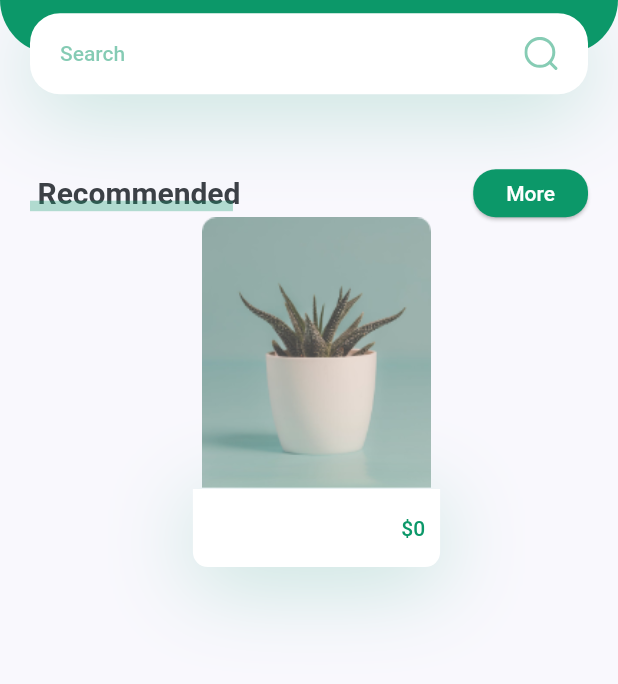
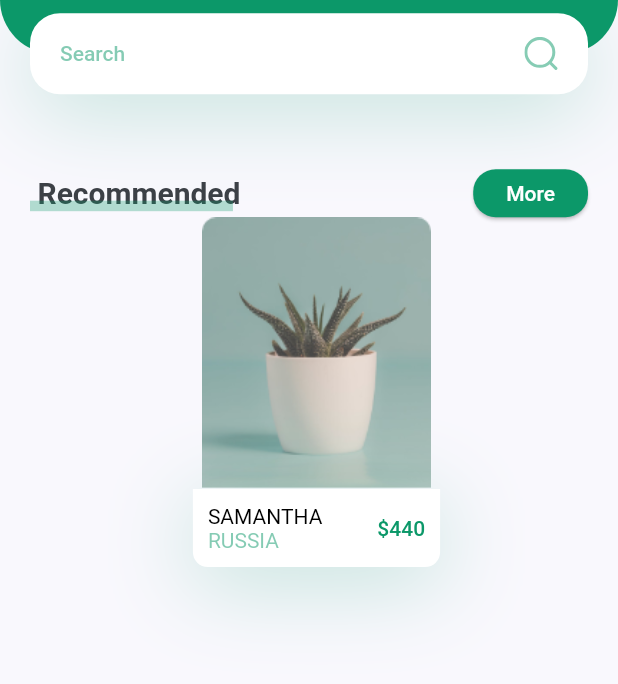
Before and after one commit to songhee24/plant_app_ui, a Flutter app: the screen it shows after launch, on a phone screen of 412 x 824 dp, the part 237-921 px from its top. Run offline on Flutter 3.47's test engine with Material 2 defaults, Android fonts, the phone set to English and light mode, and no system bars; our stand-ins replace flutter_svg.

Commit message:
fake datas

```diff
--- a/lib/screens/home/components/body.dart
+++ b/lib/screens/home/components/body.dart
@@ -20,9 +20,9 @@ class Body extends StatelessWidget {
           RecommendPlantCard(
             size: size,
             image: 'assets/images/image_1.png',
-            title: '',
-            country: '',
-            price: 0,
+            title: 'Samantha',
+            country: 'Russia',
+            price: 440,
             onPress: () {
               print('print');
             },
```
